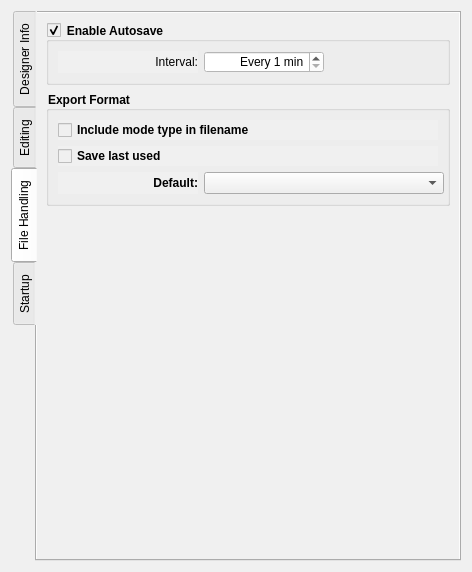
First picture: the form in src/app/seamly2d/dialogs/configpages/preferencesconfigurationpage.ui, repository FashionFreedom/Seamly2D, before the edit.
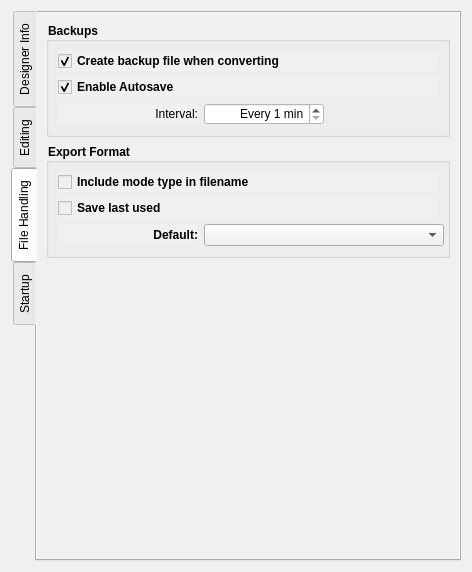
Second picture: the form after the edit. The open tabs and pages were chosen to show the change. Custom widgets are drawn as their Qt base class.

Diff of the .ui file:
```diff
--- a/src/app/seamly2d/dialogs/configpages/preferencesconfigurationpage.ui
+++ b/src/app/seamly2d/dialogs/configpages/preferencesconfigurationpage.ui
@@ -958,7 +958,7 @@
       </attribute>
       <layout class="QVBoxLayout" name="verticalLayout_6">
        <item>
-        <widget class="QGroupBox" name="autoSave_CheckBox">
+        <widget class="QGroupBox" name="backup_Groupbox">
          <property name="minimumSize">
           <size>
            <width>0</width>
@@ -978,12 +978,32 @@
           </font>
          </property>
          <property name="title">
-          <string>Enable Autosave</string>
+          <string>Backups</string>
          </property>
          <property name="checkable">
-          <bool>true</bool>
+          <bool>false</bool>
          </property>
          <layout class="QVBoxLayout" name="verticalLayout">
+          <item>
+           <widget class="QCheckBox" name="convertBackupEnabled_CheckBox">
+            <property name="text">
+             <string>Create backup file when converting</string>
+            </property>
+            <property name="checked">
+             <bool>true</bool>
+            </property>
+           </widget>
+          </item>
+          <item>
+           <widget class="QCheckBox" name="autoSave_CheckBox">
+            <property name="text">
+             <string>Enable Autosave</string>
+            </property>
+            <property name="checked">
+             <bool>true</bool>
+            </property>
+           </widget>
+          </item>
           <item>
            <layout class="QHBoxLayout" name="horizontalLayout_4">
             <item>
```
